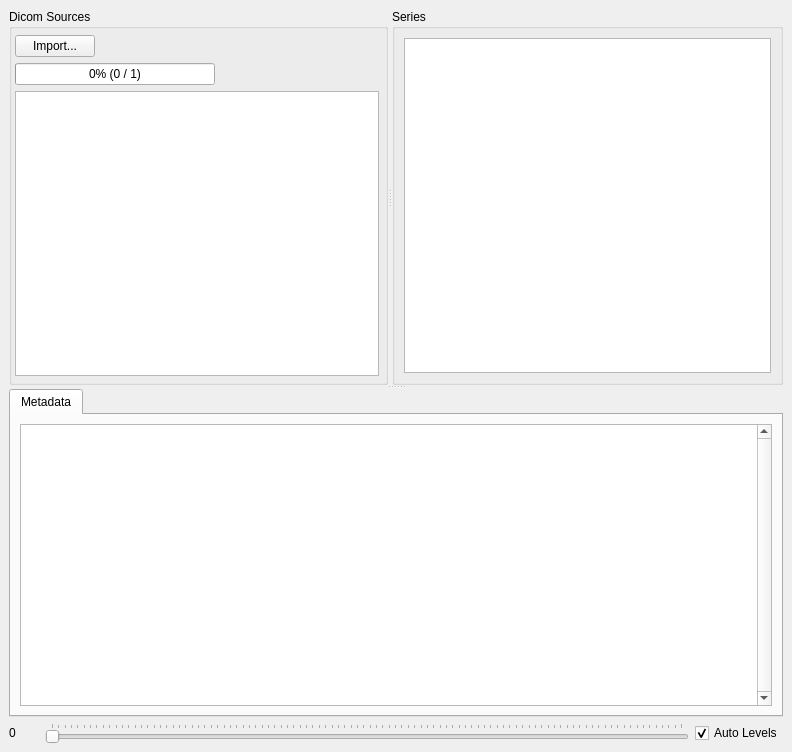
ericspod/DicomBrowser, file res/DicomBrowserWin.ui: the form before one commit.
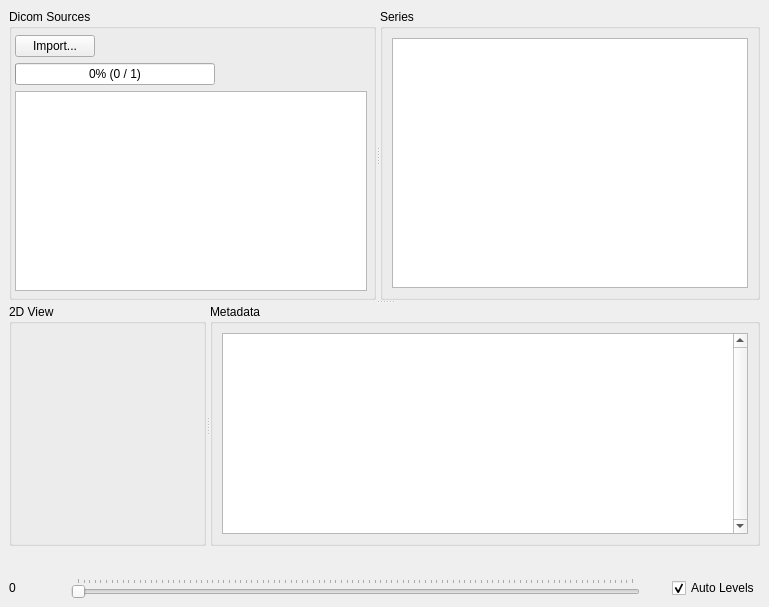
The form after the commit. Icons and pictures are not drawn.

Commit message: Trying to get rid of running uic and UI changes

Diff of the .ui file:
```diff
--- a/res/DicomBrowserWin.ui
+++ b/res/DicomBrowserWin.ui
@@ -6,8 +6,8 @@
    <rect>
     <x>0</x>
     <y>0</y>
-    <width>792</width>
-    <height>752</height>
+    <width>769</width>
+    <height>607</height>
    </rect>
   </property>
   <property name="windowTitle">
@@ -190,28 +190,27 @@
       </widget>
       <widget class="QWidget" name="verticalLayoutWidget">
        <layout class="QVBoxLayout" name="verticalLayout">
+        <property name="spacing">
+         <number>32</number>
+        </property>
         <property name="topMargin">
          <number>0</number>
         </property>
         <item>
-         <widget class="QTabWidget" name="seriesTab">
-          <property name="tabPosition">
-           <enum>QTabWidget::North</enum>
+         <widget class="QSplitter" name="splitter">
+          <property name="orientation">
+           <enum>Qt::Horizontal</enum>
           </property>
-          <property name="tabShape">
-           <enum>QTabWidget::Rounded</enum>
-          </property>
-          <property name="currentIndex">
-           <number>0</number>
-          </property>
-          <property name="documentMode">
-           <bool>false</bool>
-          </property>
-          <widget class="QWidget" name="metaTab">
-           <attribute name="title">
+          <widget class="QGroupBox" name="view2DGroup">
+           <property name="title">
+            <string>2D View</string>
+           </property>
+          </widget>
+          <widget class="QGroupBox" name="metadataGroup">
+           <property name="title">
             <string>Metadata</string>
-           </attribute>
-           <layout class="QGridLayout" name="gridLayout_4">
+           </property>
+           <layout class="QGridLayout" name="gridLayout_5">
             <item row="0" column="0">
              <widget class="QTreeView" name="tagView">
               <property name="verticalScrollBarPolicy">
```
The commit also changes 6 other files.
